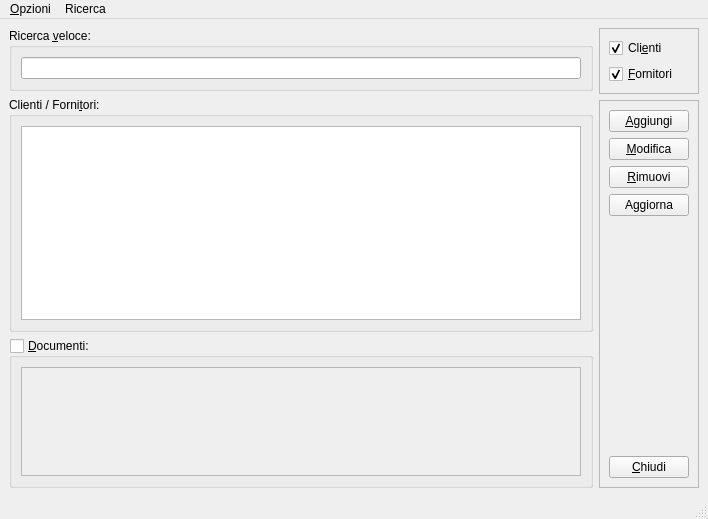
Old version of the form moduleAnagrafica/anagraficawindow.ui in the repository kvsd/Gestionale.
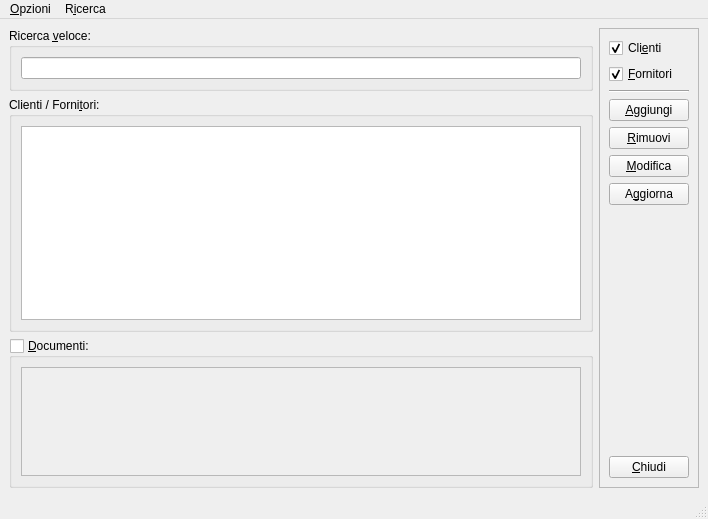
New version of the form.

Commit message: Aggiornata l'interfaccia dell'Anagrafica

```diff
--- a/moduleAnagrafica/anagraficawindow.ui
+++ b/moduleAnagrafica/anagraficawindow.ui
@@ -142,18 +142,13 @@
            </property>
           </widget>
          </item>
-        </layout>
-       </widget>
-      </item>
-      <item>
-       <widget class="QFrame" name="frame_2">
-        <property name="frameShape">
-         <enum>QFrame::StyledPanel</enum>
-        </property>
-        <property name="frameShadow">
-         <enum>QFrame::Raised</enum>
-        </property>
-        <layout class="QVBoxLayout" name="verticalLayout_3">
+         <item>
+          <widget class="Line" name="line">
+           <property name="orientation">
+            <enum>Qt::Horizontal</enum>
+           </property>
+          </widget>
+         </item>
          <item>
           <widget class="QPushButton" name="addButton">
            <property name="text">
@@ -167,13 +162,6 @@
            </property>
           </widget>
          </item>
-         <item>
-          <widget class="QPushButton" name="updateButton">
-           <property name="text">
-            <string>&amp;Modifica</string>
-           </property>
-          </widget>
-         </item>
          <item>
           <widget class="QPushButton" name="removeButton">
            <property name="text">
@@ -181,10 +169,17 @@
            </property>
           </widget>
          </item>
+         <item>
+          <widget class="QPushButton" name="updateButton">
+           <property name="text">
+            <string>&amp;Modifica</string>
+           </property>
+          </widget>
+         </item>
          <item>
           <widget class="QPushButton" name="refreshButton">
            <property name="text">
-            <string>Aggiorna</string>
+            <string>A&amp;ggiorna</string>
            </property>
           </widget>
          </item>
@@ -235,7 +230,7 @@
    </widget>
    <widget class="QMenu" name="menuRicerca">
     <property name="title">
-     <string>Ricerca</string>
+     <string>R&amp;icerca</string>
     </property>
     <widget class="QMenu" name="menuRicerca_veloce">
      <property name="title">
```
The commit also changes 2 other files.
